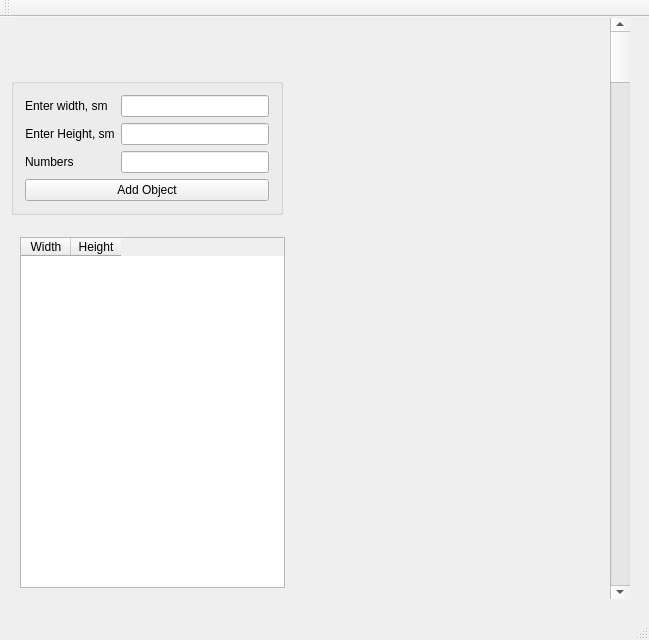
The window that Furniture/mainwindow.ui (EduardSakaev/Qt_Furniture_project) describes before a commit, drawn with Qt 5.
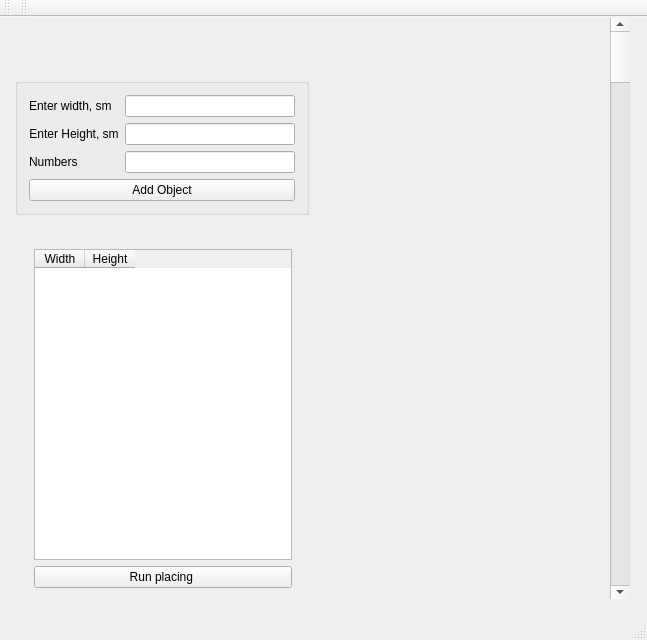
The same window after the commit.

Commit message: Added printe class to output info

```diff
--- a/Furniture/mainwindow.ui
+++ b/Furniture/mainwindow.ui
@@ -6,7 +6,7 @@
    <rect>
     <x>0</x>
     <y>0</y>
-    <width>649</width>
+    <width>647</width>
     <height>640</height>
    </rect>
   </property>
@@ -45,62 +45,12 @@
      <enum>Qt::Vertical</enum>
     </property>
    </widget>
-   <widget class="QTableWidget" name="tableWidget">
-    <property name="enabled">
-     <bool>true</bool>
-    </property>
+   <widget class="QWidget" name="layoutWidget">
     <property name="geometry">
      <rect>
-      <x>20</x>
-      <y>220</y>
-      <width>265</width>
-      <height>351</height>
-     </rect>
-    </property>
-    <property name="maximumSize">
-     <size>
-      <width>300</width>
-      <height>16777215</height>
-     </size>
-    </property>
-    <property name="baseSize">
-     <size>
-      <width>300</width>
-      <height>0</height>
-     </size>
-    </property>
-    <property name="sortingEnabled">
-     <bool>true</bool>
-    </property>
-    <attribute name="horizontalHeaderVisible">
-     <bool>true</bool>
-    </attribute>
-    <attribute name="horizontalHeaderCascadingSectionResizes">
-     <bool>true</bool>
-    </attribute>
-    <attribute name="horizontalHeaderDefaultSectionSize">
-     <number>50</number>
-    </attribute>
-    <attribute name="horizontalHeaderMinimumSectionSize">
-     <number>30</number>
-    </attribute>
-    <column>
-     <property name="text">
-      <string>Width</string>
-     </property>
-    </column>
-    <column>
-     <property name="text">
-      <string>Height</string>
-     </property>
-    </column>
-   </widget>
-   <widget class="QWidget" name="">
-    <property name="geometry">
-     <rect>
-      <x>0</x>
+      <x>4</x>
       <y>9</y>
-      <width>294</width>
+      <width>316</width>
       <height>200</height>
      </rect>
     </property>
@@ -180,6 +130,69 @@
      </item>
     </layout>
    </widget>
+   <widget class="QWidget" name="">
+    <property name="geometry">
+     <rect>
+      <x>23</x>
+      <y>221</y>
+      <width>280</width>
+      <height>361</height>
+     </rect>
+    </property>
+    <layout class="QVBoxLayout" name="verticalLayout">
+     <item>
+      <widget class="QTableWidget" name="tableWidget">
+       <property name="enabled">
+        <bool>true</bool>
+       </property>
+       <property name="maximumSize">
+        <size>
+         <width>300</width>
+         <height>16777215</height>
+        </size>
+       </property>
+       <property name="baseSize">
+        <size>
+         <width>300</width>
+         <height>0</height>
+        </size>
+       </property>
+       <property name="sortingEnabled">
+        <bool>true</bool>
+       </property>
+       <attribute name="horizontalHeaderVisible">
+        <bool>true</bool>
+       </attribute>
+       <attribute name="horizontalHeaderCascadingSectionResizes">
+        <bool>true</bool>
+       </attribute>
+       <attribute name="horizontalHeaderDefaultSectionSize">
+        <number>50</number>
+       </attribute>
+       <attribute name="horizontalHeaderMinimumSectionSize">
+        <number>30</number>
+       </attribute>
+       <column>
+        <property name="text">
+         <string>Width</string>
+        </property>
+       </column>
+       <column>
+        <property name="text">
+         <string>Height</string>
+        </property>
+       </column>
+      </widget>
+     </item>
+     <item>
+      <widget class="QPushButton" name="run_placing_button">
+       <property name="text">
+        <string>Run placing </string>
+       </property>
+      </widget>
+     </item>
+    </layout>
+   </widget>
   </widget>
   <widget class="QMenuBar" name="menuBar">
    <property name="geometry">
@@ -200,6 +213,17 @@
    </attribute>
   </widget>
   <widget class="QStatusBar" name="statusBar"/>
+  <widget class="QToolBar" name="toolBar">
+   <property name="windowTitle">
+    <string>toolBar</string>
+   </property>
+   <attribute name="toolBarArea">
+    <enum>TopToolBarArea</enum>
+   </attribute>
+   <attribute name="toolBarBreak">
+    <bool>false</bool>
+   </attribute>
+  </widget>
  </widget>
  <layoutdefault spacing="6" margin="11"/>
  <tabstops>
```
Left out of the diff: 2 changed lines with no effect on the pictures. The commit also changes 15 other files.
